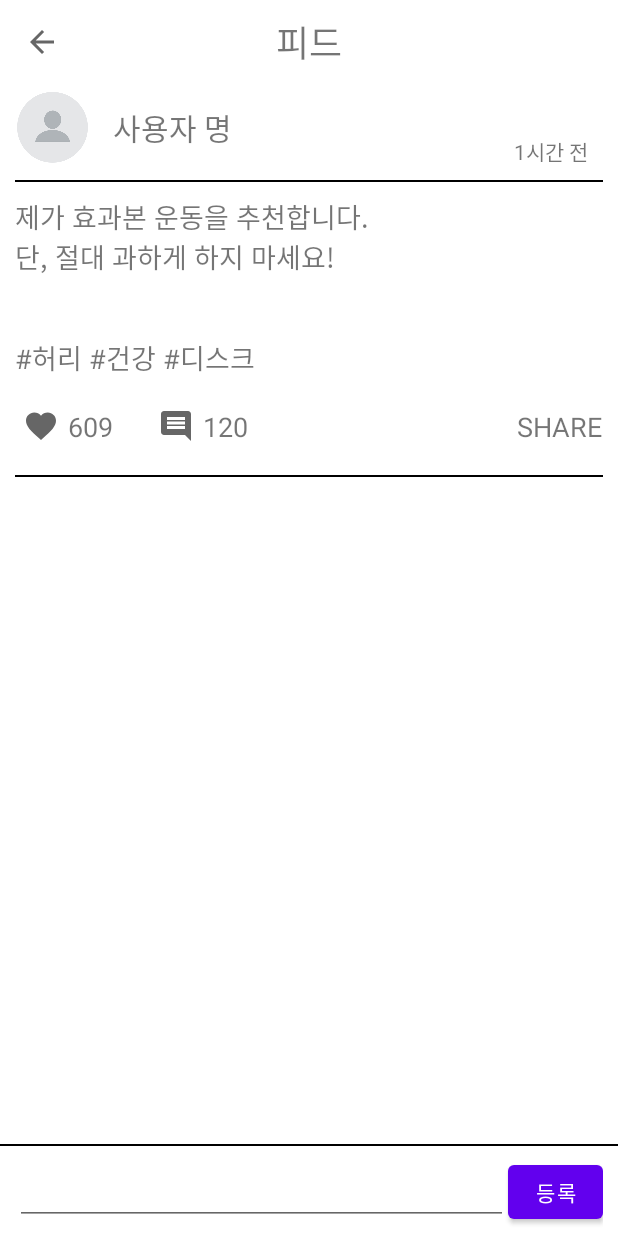
After one commit to teamcadi/project-android-careapp, an Android app: the FeedActivity screen opened directly, with no data from a screen before it, on a phone screen of 412 x 824 dp. The commit adds this screen. Run offline under Robolectric (Android 15) with nearby library versions, the phone set to English and light mode, and no system bars.

Commit message:
Add: FeedActivity 및 layout

```diff
--- a/app/src/main/AndroidManifest.xml
+++ b/app/src/main/AndroidManifest.xml
@@ -12,7 +12,8 @@
         android:roundIcon="@mipmap/ic_launcher_round"
         android:supportsRtl="true"
         android:theme="@style/Theme.MyApaAndroid">
-        <activity android:name=".ReportActivity"></activity>
+        <activity android:name=".FeedActivity"></activity>
+        <activity android:name=".ReportActivity" />
         <activity android:name=".AlarmActivity" />
         <activity android:name=".SearchActivity" />
         <activity android:name=".FindIdAndPwActivity" />
--- /dev/null
+++ b/app/src/main/java/kr/teamcadi/myapa/FeedActivity.java
@@ -0,0 +1,36 @@
+package kr.teamcadi.myapa;
+
+import androidx.appcompat.app.AppCompatActivity;
+import androidx.appcompat.widget.Toolbar;
+
+import android.os.Bundle;
+import android.view.MenuItem;
+
+// 화면 설명 : 리포트 화면
+// Author : Soohyun, Last Modified : 2020.01.15
+public class FeedActivity extends AppCompatActivity {
+    Toolbar toolbar;
+
+    @Override
+    protected void onCreate(Bundle savedInstanceState) {
+        super.onCreate(savedInstanceState);
+        setContentView(R.layout.activity_feed);
+
+        // toolbar 설정
+        toolbar = (Toolbar)findViewById(R.id.toolbar);
+        setSupportActionBar(toolbar);
+        getSupportActionBar().setDisplayShowTitleEnabled(false);
+        getSupportActionBar().setDisplayHomeAsUpEnabled(true); //back버튼
+    }
+
+    @Override
+    public boolean onOptionsItemSelected(MenuItem item) {
+        switch (item.getItemId()){
+            case android.R.id.home:{ //toolbar의 back키 눌렀을 때
+                finish();
+                return true;
+            }
+        }
+        return super.onOptionsItemSelected(item);
+    }
+}
--- /dev/null
+++ b/app/src/main/res/drawable/ic_baseline_comment_24.xml
@@ -0,0 +1,10 @@
+<vector xmlns:android="http://schemas.android.com/apk/res/android"
+    android:width="24dp"
+    android:height="24dp"
+    android:viewportWidth="24"
+    android:viewportHeight="24"
+    android:tint="?attr/colorControlNormal">
+  <path
+      android:fillColor="@android:color/white"
+      android:pathData="M21.99,4c0,-1.1 -0.89,-2 -1.99,-2L4,2c-1.1,0 -2,0.9 -2,2v12c0,1.1 0.9,2 2,2h14l4,4 -0.01,-18zM18,14L6,14v-2h12v2zM18,11L6,11L6,9h12v2zM18,8L6,8L6,6h12v2z"/>
+</vector>
--- /dev/null
+++ b/app/src/main/res/drawable/ic_baseline_favorite_24.xml
@@ -0,0 +1,10 @@
+<vector xmlns:android="http://schemas.android.com/apk/res/android"
+    android:width="24dp"
+    android:height="24dp"
+    android:viewportWidth="24"
+    android:viewportHeight="24"
+    android:tint="?attr/colorControlNormal">
+  <path
+      android:fillColor="@android:color/white"
+      android:pathData="M12,21.35l-1.45,-1.32C5.4,15.36 2,12.28 2,8.5 2,5.42 4.42,3 7.5,3c1.74,0 3.41,0.81 4.5,2.09C13.09,3.81 14.76,3 16.5,3 19.58,3 22,5.42 22,8.5c0,3.78 -3.4,6.86 -8.55,11.54L12,21.35z"/>
+</vector>
--- a/app/src/main/res/layout/activity_alarm.xml
+++ b/app/src/main/res/layout/activity_alarm.xml
@@ -27,6 +27,8 @@
         android:layout_height="match_parent"
         android:layout_marginTop="60dp"
         android:layout_marginStart="10dp"
-        android:layout_marginEnd="10dp"/>
+        android:layout_marginEnd="10dp"
+        android:dividerHeight="0px"
+        android:divider="#FFFFFF"/>
 
 </RelativeLayout>
--- /dev/null
+++ b/app/src/main/res/layout/activity_feed.xml
@@ -0,0 +1,190 @@
+<?xml version="1.0" encoding="utf-8"?>
+<RelativeLayout xmlns:android="http://schemas.android.com/apk/res/android"
+    xmlns:app="http://schemas.android.com/apk/res-auto"
+    xmlns:tools="http://schemas.android.com/tools"
+    android:layout_width="match_parent"
+    android:layout_height="match_parent"
+    tools:context=".FeedActivity">
+
+    <androidx.appcompat.widget.Toolbar
+        android:id="@+id/toolbar"
+        android:layout_width="match_parent"
+        android:layout_height="wrap_content"
+        android:theme="@style/Theme.MyApaAndroid">
+
+        <TextView
+            android:layout_width="wrap_content"
+            android:layout_height="wrap_content"
+            android:layout_gravity="center"
+            android:text="피드"
+            android:textSize="24sp"/>
+
+    </androidx.appcompat.widget.Toolbar>
+
+    <ScrollView
+        android:layout_width="match_parent"
+        android:layout_height="match_parent"
+        android:layout_marginTop="60dp"
+        android:layout_above="@+id/line2">
+
+        <RelativeLayout
+            android:layout_width="match_parent"
+            android:layout_height="match_parent"
+            android:layout_marginStart="10dp"
+            android:layout_marginEnd="10dp">
+
+            <ImageView
+                android:id="@+id/iv_feed_user_profile"
+                android:layout_width="50dp"
+                android:layout_height="50dp"
+                app:srcCompat="@drawable/profile"/>
+
+            <TextView
+                android:id="@+id/tv_feed_user_name"
+                android:layout_width="wrap_content"
+                android:layout_height="wrap_content"
+                android:layout_marginTop="10dp"
+                android:layout_marginLeft="65dp"
+                android:text="사용자 명"
+                android:textSize="20sp"/>
+
+            <TextView
+                android:id="@+id/tv_feed_time"
+                android:layout_width="wrap_content"
+                android:layout_height="wrap_content"
+                android:layout_marginTop="30dp"
+                android:layout_alignParentRight="true"
+                android:layout_marginRight="10dp"
+                android:text="1시간 전"/>
+
+            <View
+                android:id="@+id/line1"
+                android:layout_width="match_parent"
+                android:layout_height="2px"
+                android:background="#000000"
+                android:layout_marginTop="60dp"/>
+
+            <TextView
+                android:id="@+id/tv_feed_content"
+                android:layout_width="match_parent"
+                android:layout_height="wrap_content"
+                android:layout_below="@+id/line1"
+                android:layout_marginTop="10dp"
+                android:text="제가 효과본 운동을 추천합니다.\n단, 절대 과하게 하지 마세요!"
+                android:textSize="18sp"/>
+
+            <androidx.recyclerview.widget.RecyclerView
+                android:id="@+id/recyclerView_image"
+                android:layout_width="match_parent"
+                android:layout_height="wrap_content"
+                android:layout_below="@+id/tv_feed_content"
+                android:layout_marginTop="20dp"
+                android:dividerHeight="0px"
+                android:divider="#FFFFFF"/>
+
+            <TextView
+                android:id="@+id/tv_feed_hashtag"
+                android:layout_width="match_parent"
+                android:layout_height="wrap_content"
+                android:layout_below="@+id/recyclerView_image"
+                android:layout_marginTop="20dp"
+                android:text="#허리 #건강 #디스크"
+                android:textSize="18sp"/>
+
+            <ImageView
+                android:layout_width="wrap_content"
+                android:layout_height="wrap_content"
+                android:layout_below="@+id/tv_feed_hashtag"
+                android:layout_marginTop="20dp"
+                android:layout_marginLeft="5dp"
+                app:srcCompat="@drawable/ic_baseline_favorite_24"/>
+
+            <TextView
+                android:id="@+id/tv_feed_like"
+                android:layout_width="wrap_content"
+                android:layout_height="wrap_content"
+                android:layout_below="@+id/tv_feed_hashtag"
+                android:layout_marginTop="20dp"
+                android:layout_marginLeft="35dp"
+                android:text="609"
+                android:textSize="18sp"/>
+
+            <ImageView
+                android:layout_width="wrap_content"
+                android:layout_height="wrap_content"
+                android:layout_below="@+id/tv_feed_hashtag"
+                android:layout_marginTop="20dp"
+                android:layout_marginLeft="95dp"
+                app:srcCompat="@drawable/ic_baseline_comment_24"/>
+
+            <TextView
+                android:id="@+id/tv_feed_comment_number"
+                android:layout_width="wrap_content"
+                android:layout_height="wrap_content"
+                android:layout_below="@+id/tv_feed_hashtag"
+                android:layout_marginTop="20dp"
+                android:layout_marginLeft="125dp"
+                android:text="120"
+                android:textSize="18sp"/>
+
+            <TextView
+                android:id="@+id/tv_scrap"
+                android:layout_width="wrap_content"
+                android:layout_height="wrap_content"
+                android:layout_below="@+id/tv_feed_hashtag"
+                android:layout_marginTop="20dp"
+                android:layout_alignParentRight="true"
+                android:text="SHARE"
+                android:textSize="18sp"/>
+
+            <View
+                android:id="@+id/line3"
+                android:layout_width="match_parent"
+                android:layout_height="2px"
+                android:background="#000000"
+                android:layout_below="@+id/tv_scrap"
+                android:layout_marginTop="20dp"/>
+
+            <androidx.recyclerview.widget.RecyclerView
+                android:id="@+id/recyclerView_comment"
+                android:layout_width="match_parent"
+                android:layout_height="wrap_content"
+                android:layout_below="@+id/line3" />
+
+       </RelativeLayout>
+
+    </ScrollView>
+
+    <View
+        android:id="@+id/line2"
+        android:layout_width="match_parent"
+        android:layout_height="2px"
+        android:background="#000000"
+        android:layout_alignParentBottom="true"
+        android:layout_marginBottom="60dp" />
+
+    <LinearLayout
+        android:layout_width="match_parent"
+        android:layout_height="wrap_content"
+        android:layout_marginStart="10dp"
+        android:layout_marginEnd="10dp"
+        android:layout_alignParentBottom="true"
+        android:layout_marginBottom="5dp"
+        android:orientation="horizontal">
+
+        <EditText
+            android:id="@+id/et_input_comment"
+            android:layout_width="wrap_content"
+            android:layout_height="wrap_content"
+            android:layout_weight="1"/>
+
+        <Button
+            android:id="@+id/btn_register_comment"
+            android:layout_width="60dp"
+            android:layout_height="wrap_content"
+            android:layout_weight="0.01"
+            android:text="등록"/>
+
+    </LinearLayout>
+
+</RelativeLayout>
--- a/app/src/main/res/layout/activity_find_id_and_pw.xml
+++ b/app/src/main/res/layout/activity_find_id_and_pw.xml
@@ -83,7 +83,7 @@
             android:gravity="right"/>
 
         <View
-            android:id="@+id/view_line"
+            android:id="@+id/line"
             android:layout_width="50px"
             android:layout_height="10px"
             android:background="#000000"
```
Also changed, not shown: app/src/main/java/kr/teamcadi/myapa/FindIdAndPwActivity.java (+5 -5 lines), app/src/main/res/layout/activity_feed_item_comment.xml (added, +75 -0 lines), app/src/main/res/layout/activity_feed_item_image.xml (added, +12 -0 lines), app/src/main/res/layout/activity_feed_item_nested_comment.xml (added, +53 -0 lines), app/src/main/res/layout/activity_report.xml (+15 -4 lines).
